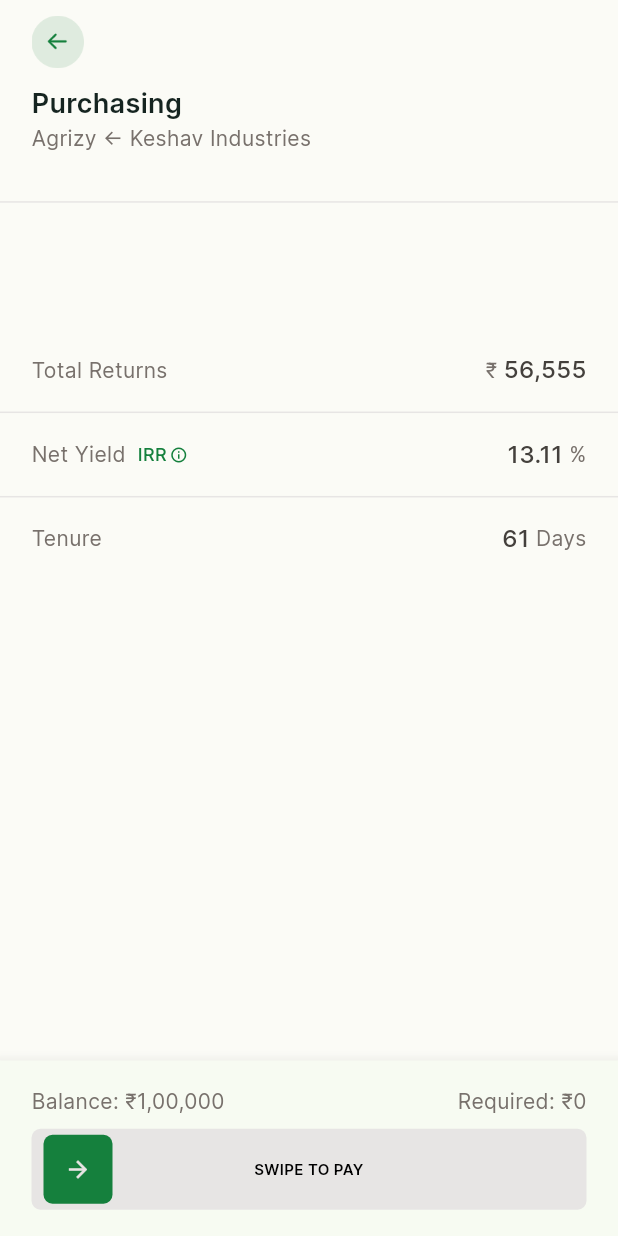
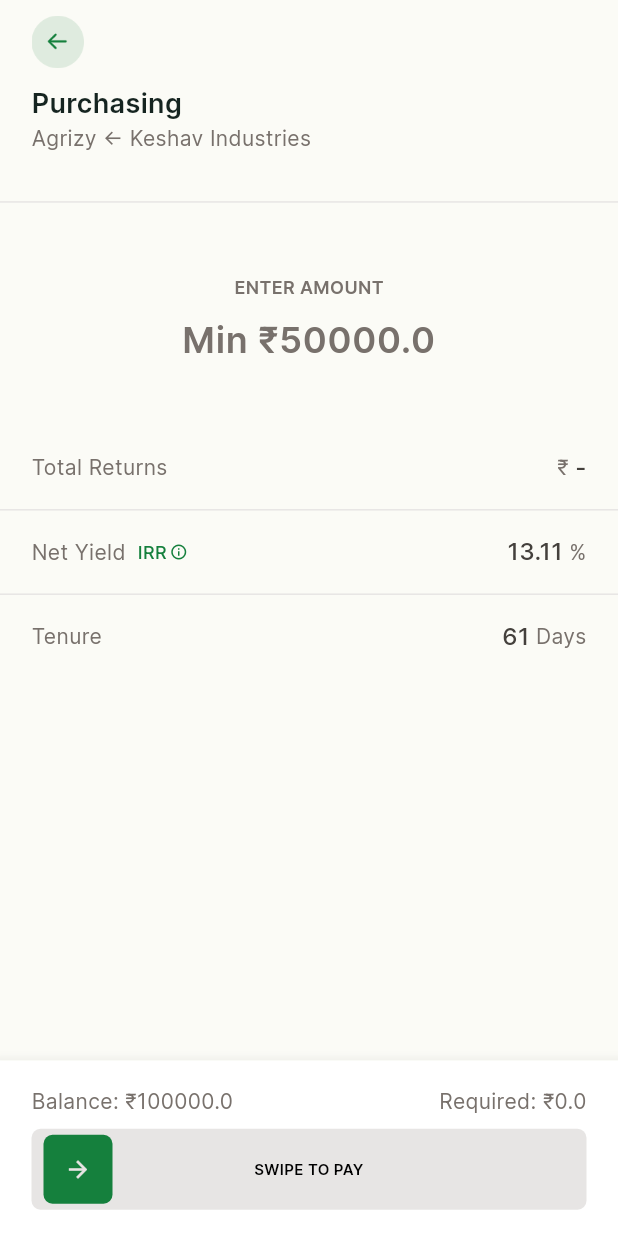
Before and after one commit to urmilshroff/tap_assignment, a Flutter app: the PurchasingPage screen opened directly, on a phone screen of 412 x 824 dp. Run offline on Flutter 3.47's test engine with Material 3 defaults, Android fonts, the phone set to English and light mode, and no system bars; drawn by our look-alikes of slide_to_act; our stand-ins replace animated_text_kit, lottie; missing offline and left inert: animated_digit.

Commit message:
feat: amount entering logic and final touch ups

```diff
--- a/lib/helpers/colors.dart
+++ b/lib/helpers/colors.dart
@@ -13,4 +13,5 @@ class TapColors {
   static const stoneDark = Color(0xff78716C);
   static const stoneLight = Color(0xffD6D3D1);
   static const stoneExtraLight = Color(0xffE7E5E4);
+  static const amber = Color(0xffB45309);
 }
--- a/lib/helpers/text.dart
+++ b/lib/helpers/text.dart
@@ -1,5 +1,4 @@
 import 'package:flutter/material.dart';
-import 'package:flutter/widgets.dart';
 import 'package:tap_assignment/helpers/colors.dart';
 
 // custom text widget helper
@@ -100,4 +99,28 @@ class TapTextStyles {
     fontWeight: FontWeight.w400,
     fontSize: 12,
   );
+
+  static const helper = TextStyle(
+    color: TapColors.stoneDark,
+    fontWeight: FontWeight.w600,
+    fontSize: 12,
+  );
+
+  static const amount = TextStyle(
+    color: TapColors.stoneExtraDark,
+    fontWeight: FontWeight.w600,
+    fontSize: 24,
+  );
+
+  static const hint = TextStyle(
+    color: TapColors.stoneDark,
+    fontWeight: FontWeight.w600,
+    fontSize: 24,
+  );
+
+  static const error = TextStyle(
+    color: TapColors.amber,
+    fontWeight: FontWeight.w400,
+    fontSize: 12,
+  );
 }
--- a/lib/pages/investment_details_page.dart
+++ b/lib/pages/investment_details_page.dart
@@ -375,7 +375,7 @@ class InvestmentDetailsPage extends StatelessWidget {
                   onTap: () => Navigator.push(
                     context,
                     MaterialPageRoute(
-                      builder: (context) => PurchasingPage(),
+                      builder: (context) => const PurchasingPage(),
                     ),
                   ),
                 ),
--- a/lib/pages/purchasing_page.dart
+++ b/lib/pages/purchasing_page.dart
@@ -1,3 +1,4 @@
+import 'package:animated_digit/animated_digit.dart';
 import 'package:flutter/material.dart';
 import 'package:flutter/services.dart';
 import 'package:slide_to_act/slide_to_act.dart';
@@ -6,9 +7,24 @@ import 'package:tap_assignment/helpers/text.dart';
 import 'package:tap_assignment/pages/success_page.dart';
 import 'package:tap_assignment/widgets/divider.dart';
 
-class PurchasingPage extends StatelessWidget {
+class PurchasingPage extends StatefulWidget {
   static final sliderKey = GlobalKey<SlideActionState>();
   const PurchasingPage({super.key});
+
+  @override
+  State<PurchasingPage> createState() => _PurchasingPageState();
+}
+
+class _PurchasingPageState extends State<PurchasingPage> {
+  String error = '';
+  String returns = '-';
+  double reqd = 0.0;
+  double amountEntered = 0.0;
+  final min = 50000.0;
+  final max = 100000.0;
+
+  final formKey = GlobalKey<FormState>();
+  final amountController = TextEditingController();
 
   @override
   Widget build(BuildContext context) {
@@ -29,38 +45,131 @@ class PurchasingPage extends StatelessWidget {
         ),
       ),
       body: ListView(
-        children: const [
-          Padding(
+        children: [
+          const Padding(
             padding: EdgeInsets.symmetric(horizontal: 21),
             child: TapText('Purchasing', style: TapTextStyles.heading),
           ),
-          Padding(
+          const Padding(
             padding: EdgeInsets.symmetric(horizontal: 21),
             child: TapText(
               'Agrizy ← Keshav Industries',
               style: TapTextStyles.body,
             ),
           ),
-          SizedBox(height: 32),
-          TapDivider(),
-          SizedBox(height: 100),
+          const SizedBox(height: 32),
+          const TapDivider(),
+          const SizedBox(height: 48),
+          Center(
+            child: TapText(
+              'enter amount'.toUpperCase(),
+              style: TapTextStyles.helper,
+            ),
+          ),
+          Form(
+            key: formKey,
+            child: TextFormField(
+              controller: amountController,
+              keyboardType: TextInputType.number,
+              textAlign: TextAlign.center,
+              decoration: InputDecoration(
+                alignLabelWithHint: true,
+                border: InputBorder.none,
+                hintText: 'Min ₹$min',
+                hintStyle: TapTextStyles.hint,
+                // hide in built error text
+                errorStyle: const TextStyle(
+                  color: Colors.transparent,
+                  fontSize: 0,
+                ),
+                floatingLabelBehavior: FloatingLabelBehavior.always,
+              ),
+              style: TapTextStyles.amount,
+              inputFormatters: [FilteringTextInputFormatter.digitsOnly],
+              onChanged: (String amountString) {
+                setState(() {
+                  error = '';
+                  amountEntered = double.parse(amountString);
+                  // calculate the amount required to invest
+                  if (amountEntered > max) {
+                    setState(() {
+                      reqd = amountEntered - max;
+                    });
+                  } else {
+                    reqd = 0.0;
+                  }
+                });
+                // only if within budget
+                if (amountEntered >= min && amountEntered <= max) {
+                  // calculate final returns
+                  final revenue = amountEntered + (0.1311 * amountEntered);
+                  // assign a return amount only if investing >= min
+                  setState(() {
+                    returns = revenue.toString();
+                  });
+                } else {
+                  setState(() {
+                    // no revenue
+                    returns = '-';
+                  });
+                }
+              },
+              validator: (value) {
+                if (value == null || value.isEmpty) {
+                  setState(() {
+                    error = 'Please enter an amount.';
+                  });
+                  return error;
+                } else if (int.parse(value) < min) {
+                  setState(() {
+                    error = 'Enter an amount more than ₹$min';
+                  });
+                  return error;
+                } else if (int.parse(value) > max) {
+                  setState(() {
+                    error = 'Enter an amount less than ₹$max';
+                  });
+                  return error;
+                }
+                return null;
+              },
+            ),
+          ),
+          Visibility(
+            visible: error.isNotEmpty,
+            child: Center(
+              child: TapText(
+                error,
+                style: TapTextStyles.error,
+              ),
+            ),
+          ),
+          const SizedBox(height: 48),
           Padding(
-            padding: EdgeInsets.symmetric(horizontal: 21),
+            padding: const EdgeInsets.symmetric(horizontal: 21),
             child: Row(
               mainAxisAlignment: MainAxisAlignment.spaceBetween,
               children: [
-                TapText(
+                const TapText(
                   'Total Returns',
                   style: TapTextStyles.body,
                 ),
                 Row(
                   children: [
-                    TapText(
+                    const TapText(
                       '₹ ',
                       style: TapTextStyles.body,
                     ),
-                    TapText(
-                      '56,555',
+                    // only show animation if amount entered is >= min
+                    amountEntered >= min && amountEntered <= max
+                        ? AnimatedDigitWidget(
+                            fractionDigits: 2,
+                            enableSeparator: true,
+                            textStyle: TapTextStyles.subTitle,
+                            value: double.parse(returns),
+                          )
+                        : TapText(
+                            returns.toString(),
                             style: TapTextStyles.subTitle,
                           ),
                   ],
@@ -68,10 +177,10 @@ class PurchasingPage extends StatelessWidget {
               ],
             ),
           ),
-          SizedBox(height: 16),
-          TapDivider(),
-          SizedBox(height: 16),
-          Padding(
+          const SizedBox(height: 16),
+          const TapDivider(),
+          const SizedBox(height: 16),
+          const Padding(
             padding: EdgeInsets.symmetric(horizontal: 21),
             child: Row(
               mainAxisAlignment: MainAxisAlignment.spaceBetween,
@@ -110,10 +219,10 @@ class PurchasingPage extends StatelessWidget {
               ],
             ),
           ),
-          SizedBox(height: 16),
-          TapDivider(),
-          SizedBox(height: 16),
-          Padding(
+          const SizedBox(height: 16),
+          const TapDivider(),
+          const SizedBox(height: 16),
+          const Padding(
             padding: EdgeInsets.symmetric(horizontal: 21),
             child: Row(
               mainAxisAlignment: MainAxisAlignment.spaceBetween,
@@ -139,10 +248,13 @@ class PurchasingPage extends StatelessWidget {
           ),
         ],
       ),
-      bottomNavigationBar: Material(
+      bottomNavigationBar: Padding(
+        padding: MediaQuery.of(context).viewInsets,
+        child: Material(
           elevation: 8,
-        child: SizedBox(
+          child: Container(
             height: 117 + MediaQuery.of(context).padding.bottom,
+            color: Colors.white,
             child: Padding(
               padding: EdgeInsets.only(
                 left: 21,
@@ -152,27 +264,28 @@ class PurchasingPage extends StatelessWidget {
               child: Column(
                 mainAxisAlignment: MainAxisAlignment.center,
                 children: [
-                const Row(
+                  Row(
                     mainAxisAlignment: MainAxisAlignment.spaceBetween,
                     children: [
                       TapText(
-                      'Balance: ₹1,00,000',
+                        'Balance: ₹$max',
                         style: TapTextStyles.body,
                       ),
                       TapText(
-                      'Required: ₹0',
+                        'Required: ₹$reqd',
                         style: TapTextStyles.body,
                       ),
                     ],
                   ),
                   const SizedBox(height: 8),
                   SlideAction(
-                  key: sliderKey,
+                    key: PurchasingPage.sliderKey,
                     sliderRotate: false,
                     height: 54,
                     elevation: 0,
                     text: 'swipe to pay'.toUpperCase(),
-                  textStyle: TapTextStyles.title.copyWith(color: Colors.black),
+                    textStyle:
+                        TapTextStyles.title.copyWith(color: Colors.black),
                     innerColor: TapColors.greenDark,
                     outerColor: TapColors.stoneExtraLight,
                     borderRadius: 6,
@@ -180,12 +293,14 @@ class PurchasingPage extends StatelessWidget {
                     sliderButtonIconPadding: 14,
                     onSubmit: () async {
                       await HapticFeedback.mediumImpact();
+                      if (formKey.currentState!.validate()) {
                         Navigator.push(
                           context,
                           MaterialPageRoute(
                             builder: (context) => const SuccessPage(),
                           ),
                         );
+                      }
                       return null;
                     },
                   ),
@@ -194,6 +309,7 @@ class PurchasingPage extends StatelessWidget {
             ),
           ),
         ),
+      ),
     );
   }
 }
--- a/pubspec.yaml
+++ b/pubspec.yaml
@@ -13,6 +13,7 @@ dependencies:
   slide_to_act: ^2.0.2
   lottie: ^3.0.0
   animated_text_kit: ^4.2.2
+  animated_digit: ^3.2.3
 
 dev_dependencies:
   flutter_test:
```
Also changed, not shown: pubspec.lock, 2 other files. Lines whose indentation alone changed are shown as unchanged.
